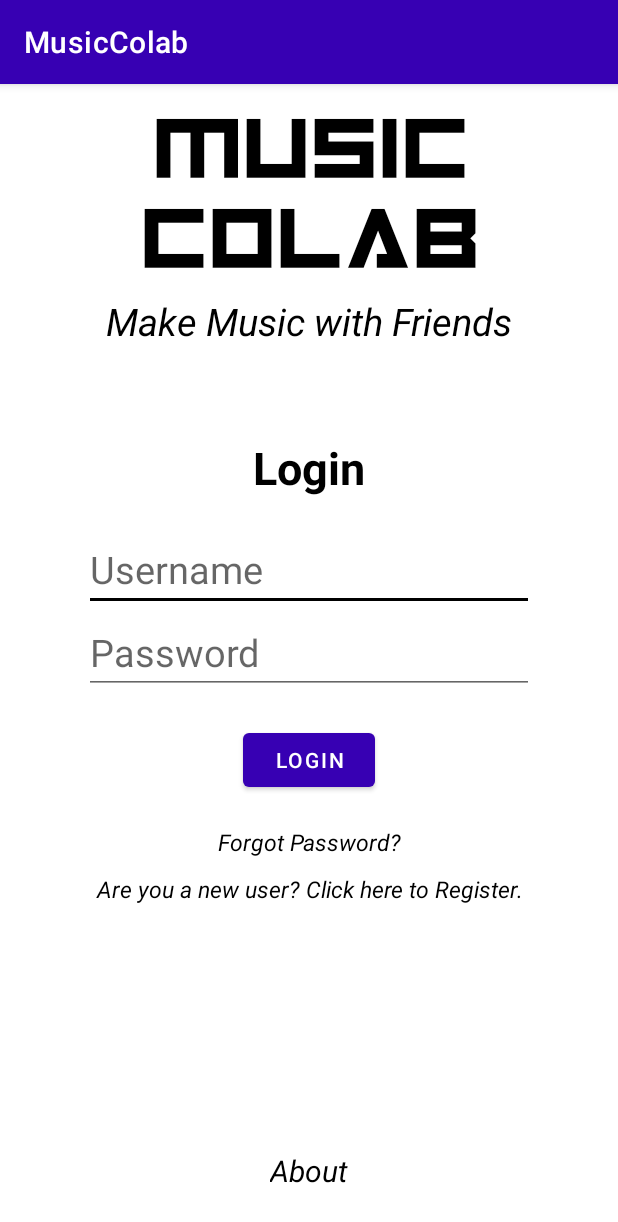
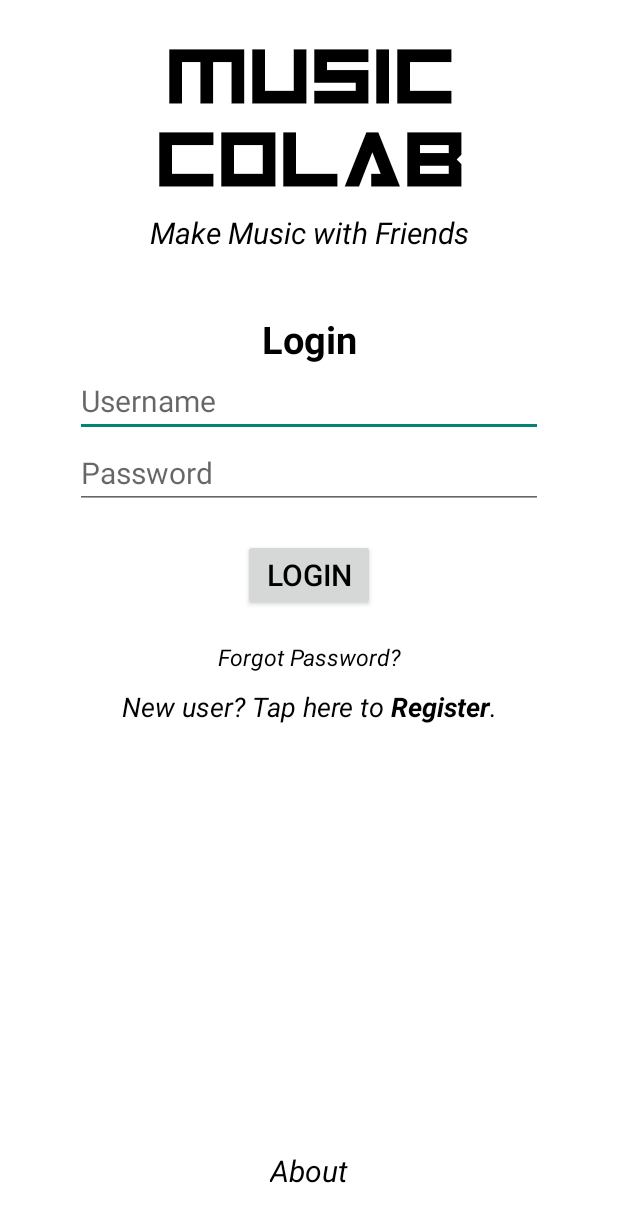
Before and after one commit to takispig/MusicColab, an Android app: the screen it shows after launch (Login), on a phone screen of 412 x 824 dp. Shown: the top 1222 px of the screen. Run offline under Robolectric (Android 15) with nearby library versions, the phone set to English and light mode, and no system bars; libraries missing offline, so code that uses them is left out: xdroid.toaster.

Commit message:
Issues 80 and 109 are closed.

```diff
--- a/MusicColabApp/app/src/main/java/com/example/musiccolab/Lobby.java
+++ b/MusicColabApp/app/src/main/java/com/example/musiccolab/Lobby.java
@@ -151,6 +151,10 @@ public class Lobby extends AppCompatActivity implements View.OnClickListener, Se
                 selectedInstrument = new Drums(instrumentGUI, sp);
                 break;
             case InstrumentType.PIANO:
+                // delete previous text from Theremin or Drums
+                TextView lobby_default_text = findViewById(R.id.iva_text_1);
+                lobby_default_text.setText("");
+
                 selectedInstrument = new Piano(instrumentGUI, this, sp);
                 break;
         }
--- a/MusicColabApp/app/src/main/java/com/example/musiccolab/Login.java
+++ b/MusicColabApp/app/src/main/java/com/example/musiccolab/Login.java
@@ -47,7 +47,7 @@ public class Login extends AppCompatActivity implements View.OnClickListener {
             startActivity(new Intent(this, About.class));
         } else if (view.getId() == R.id.forgot_password) {
             // send a reset link/code to the user
-            toast("Really? Create a new account\nIt's easier ;)");
+            toast("Really? Create a new account\nIt's easier :)");
         } else if (view.getId() == R.id.login_submit) {
             // send the email + password in the server to check authorisation
             userNameView = findViewById(R.id.email);
--- a/MusicColabApp/app/src/main/res/layout/lobby.xml
+++ b/MusicColabApp/app/src/main/res/layout/lobby.xml
@@ -80,9 +80,8 @@
     <FrameLayout
         android:id="@+id/iva"
         android:layout_width="match_parent"
-        android:layout_height="match_parent"
-        android:layout_marginTop="50dp"
-        android:layout_marginBottom="70dp"
+        android:layout_height="wrap_content"
+        android:layout_marginVertical="20dp"
         android:layout_marginHorizontal="20dp"
         app:layout_constraintBottom_toTopOf="@id/loop"
         app:layout_constraintTop_toBottomOf="@id/spinner"
--- a/MusicColabApp/app/src/main/res/layout/login.xml
+++ b/MusicColabApp/app/src/main/res/layout/login.xml
@@ -10,11 +10,11 @@
     android:id="@+id/app_name"
     android:layout_width="wrap_content"
     android:layout_height="wrap_content"
-    android:layout_marginTop="10dp"
+    android:layout_marginTop="20dp"
     android:fontFamily="@font/android101_el3e"
-    android:text="Music Colab"
+    android:text="Music\nColab"
     android:textAlignment="center"
-    android:textSize="60sp"
+    android:textSize="55sp"
     android:textStyle="bold"
     app:layout_constraintLeft_toLeftOf="parent"
     app:layout_constraintRight_toRightOf="parent"
@@ -26,7 +26,7 @@
         android:layout_height="wrap_content"
         android:layout_marginTop="10dp"
         android:text="@string/make_music_with_friends"
-        android:textSize="25sp"
+        android:textSize="20sp"
         android:textStyle="italic"
         android:textAlignment="center"
         app:layout_constraintTop_toBottomOf="@+id/app_name"
@@ -37,9 +37,9 @@
         android:id="@+id/login"
         android:layout_width="wrap_content"
         android:layout_height="wrap_content"
-        android:layout_marginTop="60dp"
+        android:layout_marginTop="40dp"
         android:text="@string/login"
-        android:textSize="30sp"
+        android:textSize="25sp"
         android:textStyle="bold"
         android:textAlignment="center"
         app:layout_constraintTop_toBottomOf="@+id/phrase"
@@ -49,11 +49,12 @@
     <EditText
         android:id="@+id/email"
         android:inputType="textEmailAddress"
-        android:layout_width="300dp"
+        android:layout_width="match_parent"
         android:layout_height="wrap_content"
-        android:layout_marginTop="20dp"
+        android:layout_marginTop="0dp"
+        android:layout_marginHorizontal="50dp"
         android:hint="@string/username"
-        android:textSize="25sp"
+        android:textSize="20sp"
         app:layout_constraintTop_toBottomOf="@+id/login"
         app:layout_constraintLeft_toLeftOf="parent"
         app:layout_constraintRight_toRightOf="parent" />
@@ -61,10 +62,11 @@
     <EditText
         android:id="@+id/password"
         android:inputType="textPassword"
-        android:layout_width="300dp"
+        android:layout_width="match_parent"
         android:layout_height="wrap_content"
+        android:layout_marginHorizontal="50dp"
         android:hint="@string/password"
-        android:textSize="25sp"
+        android:textSize="20sp"
         app:layout_constraintTop_toBottomOf="@+id/email"
         app:layout_constraintLeft_toLeftOf="parent"
         app:layout_constraintRight_toRightOf="parent" />
@@ -73,8 +75,11 @@
         android:id="@+id/login_submit"
         android:layout_width="wrap_content"
         android:layout_height="wrap_content"
+        android:paddingTop="10dp"
+        android:paddingBottom="10dp"
         android:text="@string/login"
         android:layout_marginTop="20dp"
+        android:textSize="20sp"
         app:layout_constraintTop_toBottomOf="@+id/password"
         app:layout_constraintLeft_toLeftOf="parent"
         app:layout_constraintRight_toRightOf="parent"/>
@@ -98,7 +103,7 @@
         android:layout_height="wrap_content"
         android:layout_marginTop="10dp"
         android:text="@string/are_you_a_new_user_click_here_to_register"
-        android:textSize="15sp"
+        android:textSize="18sp"
         android:textStyle="italic"
         android:textAlignment="center"
         app:layout_constraintTop_toBottomOf="@+id/forgot_password"
@@ -109,7 +114,7 @@
         android:id="@+id/about"
         android:layout_width="wrap_content"
         android:layout_height="wrap_content"
-        android:layout_marginBottom="30dp"
+        android:layout_margin="30dp"
         android:text="@string/about"
         android:textSize="20sp"
         android:textStyle="italic"
@@ -118,6 +123,4 @@
         app:layout_constraintLeft_toLeftOf="parent"
         app:layout_constraintRight_toRightOf="parent" />
 
-
-
 </androidx.constraintlayout.widget.ConstraintLayout>
--- a/MusicColabApp/app/src/main/res/values-night/themes.xml
+++ b/MusicColabApp/app/src/main/res/values-night/themes.xml
@@ -17,6 +17,7 @@
         <item name="android:statusBarColor" tools:targetApi="l">?attr/colorPrimaryVariant</item>
         <item name="android:colorBackground">@color/darkgrey</item>
         <item name="android:textColor">@color/lightlighttgrey</item>
-        <!-- Customize your theme here. -->
+        <!-- Hide the Action Bar -->
+        <item name="windowNoTitle">true</item>
     </style>
 </resources>
--- a/MusicColabApp/app/src/main/res/values/strings.xml
+++ b/MusicColabApp/app/src/main/res/values/strings.xml
@@ -1,7 +1,7 @@
 <resources>
     <string name="app_name">MusicColab</string>
     <string name="about">About</string>
-    <string name="are_you_a_new_user_click_here_to_register">Are you a new user? Click here to Register.</string>
+    <string name="are_you_a_new_user_click_here_to_register">New user? Tap here to <b>Register</b>.</string>
     <string name="forgot_password">Forgot Password?</string>
     <string name="login">Login</string>
     <string name="password">Password</string>
--- a/MusicColabApp/app/src/main/res/values/themes.xml
+++ b/MusicColabApp/app/src/main/res/values/themes.xml
@@ -1,6 +1,6 @@
 <resources xmlns:tools="http://schemas.android.com/tools">
     <!-- Base application theme. -->
-    <style name="Theme.MusicColab" parent="Theme.MaterialComponents.DayNight.DarkActionBar">
+    <style name="Theme.MusicColab" parent="Theme.AppCompat.Light.NoActionBar">
         <!-- Primary brand color. -->
         <!--Leiste oben/buttons etc.-->
         <item name="colorPrimary">@color/purple_700</item>
@@ -18,6 +18,7 @@
         <item name="android:colorBackground">@color/white</item>
         <item name="colorOnBackground">@color/black</item>
         <item name="android:textColor">@color/black</item>
-        <!-- Customize your theme here. -->
+        <!-- Hide the Action Bar -->
+        <item name="windowNoTitle">true</item>
     </style>
 </resources>
```
Also changed, not shown: MusicColabApp/app/src/main/AndroidManifest.xml (+6 -9 lines), MusicColabApp/app/src/main/res/layout/about.xml (+4 -4 lines), MusicColabApp/app/src/main/res/layout/pre_lobby.xml (+26 -20 lines), MusicColabApp/app/src/main/res/layout/register.xml (+15 -10 lines).
